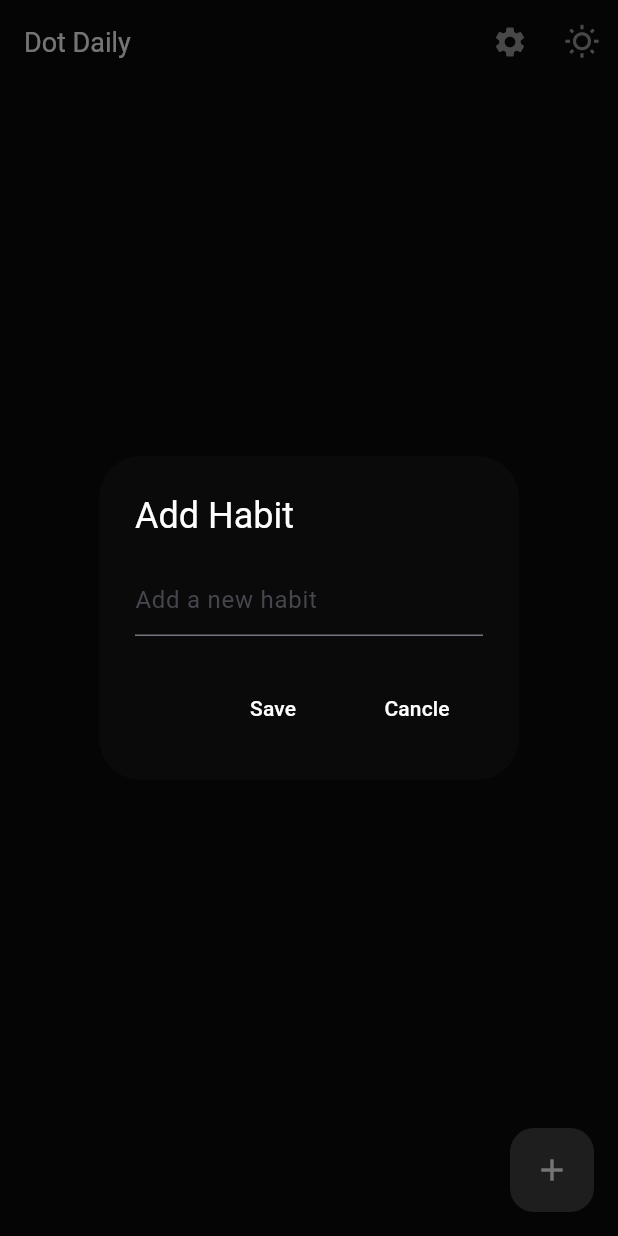
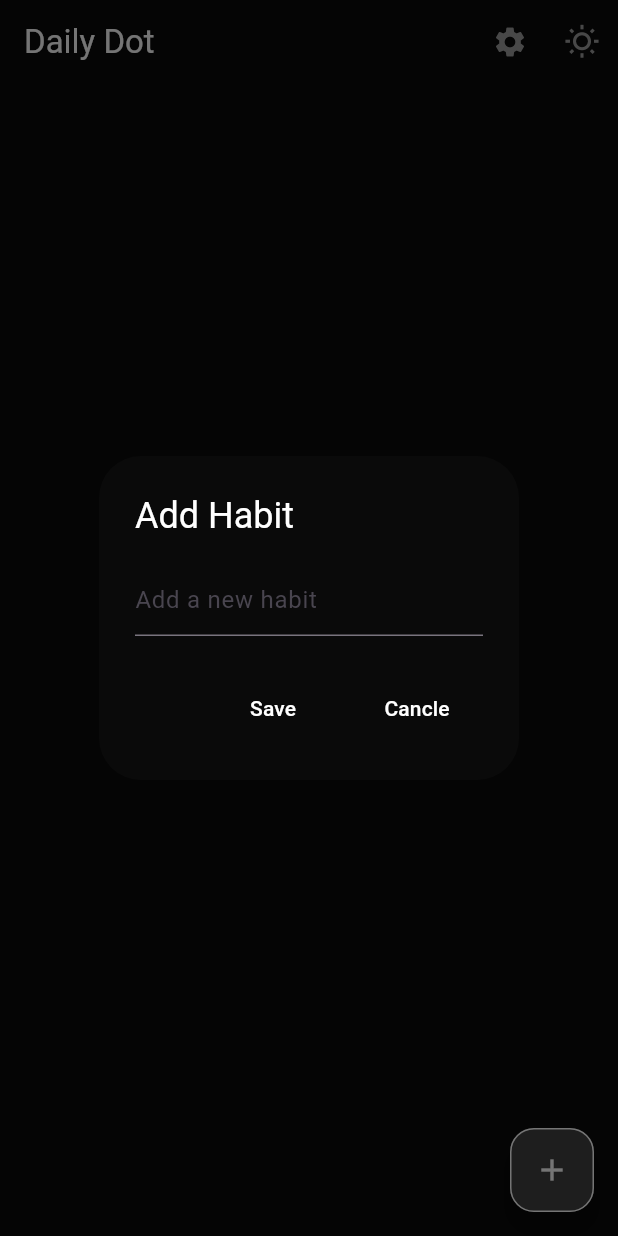
Before and after one commit to dot-ruth/daily_dot, a Flutter app: the screen it shows after launch, after a tap on the "add" icon, on a phone screen of 412 x 824 dp. Run offline on Flutter 3.47's test engine with Material 3 defaults, Android fonts, the phone set to English and light mode, and no system bars; our stand-ins replace flutter_heatmap_calendar, flutter_slidable, isar, theme_provider; accounts and stored records are empty; generated files the repository leaves out were written again.

Commit message:
style: fix some styling

```diff
--- a/lib/main.dart
+++ b/lib/main.dart
@@ -58,7 +58,7 @@ class MyApp extends StatelessWidget {
               ),
               titleTextStyle: const TextStyle(
                 color: Colors.white,
-                fontSize: 18
+                fontSize: 22
               )
             ),
           ),
--- a/lib/pages/home_page.dart
+++ b/lib/pages/home_page.dart
@@ -39,7 +39,12 @@ class _HomePageState extends State<HomePage> {
   void createNewHabit() {
     showDialog(
       context: context,
-      builder: (context) => AlertDialog(
+      builder: (context) {
+        String habitName = '';
+
+        return StatefulBuilder(
+        builder: (context, setState) {
+        return AlertDialog(
           backgroundColor: ThemeProvider.themeOf(context).id == "light_theme" ? Colors.white : Color(0xff0a0a0a),
           title:  Text(
           "Add Habit",
@@ -50,12 +55,17 @@ class _HomePageState extends State<HomePage> {
             style:  TextStyle( color: ThemeProvider.themeOf(context).id == "light_theme" ? Colors.black : Colors.white),
             decoration: const InputDecoration(
               hintText: "Add a new habit"
-
               ),
+              onChanged: (value) {
+              setState(() {
+                habitName = value;
+              });
+            },
           ),
           actions: [
             //save button
-          MaterialButton(onPressed: () {
+            MaterialButton(onPressed: habitName.trim().isEmpty ? null :
+            () {
               String newHabitName = textController.text;
 
               // save to db
@@ -87,7 +97,11 @@ class _HomePageState extends State<HomePage> {
               )
             )
           ],
-      ));
+        );
+      }
+    );
+  }
+);
 }
 
  // check the habit on and off
@@ -199,7 +213,7 @@ class _HomePageState extends State<HomePage> {
   Widget build(BuildContext context) {
     return  Scaffold(
        appBar: AppBar(
-        title: const Text("Dot Daily"),
+        title: const Text("Daily Dot"),
         elevation: 0,
         actions: [
           IconButton(
@@ -214,8 +228,13 @@ class _HomePageState extends State<HomePage> {
        ),
        floatingActionButton: FloatingActionButton(
         onPressed: createNewHabit,
-        elevation: 0,
         backgroundColor:ThemeProvider.themeOf(context).id == "light_theme" ? Colors.grey[300] : Colors.grey[800],
+        shape: RoundedRectangleBorder(
+          borderRadius: BorderRadius.circular(16),
+          side: BorderSide(
+            width: 1,
+            color: ThemeProvider.themeOf(context).id == "light_theme" ? Colors.black : Colors.white)
+          ),
         child:  Icon(
           Icons.add,
           color: ThemeProvider.themeOf(context).id == "light_theme" ? Colors.black : Colors.white,
```
Lines whose indentation alone changed are shown as unchanged.
